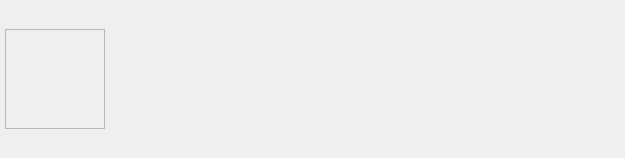
Above: ui/newsarticlewidget.ui from yani/keeperfx-launcher-qt before the change. Below: the same form after it.
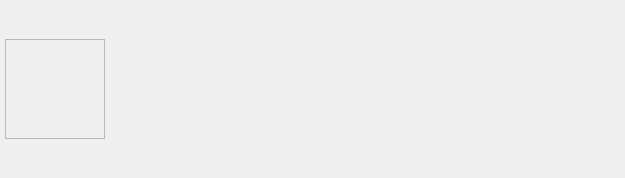
That is the form after the change.

Commit message: change news article excerpt size to improve linux rendering

```diff
--- a/ui/newsarticlewidget.ui
+++ b/ui/newsarticlewidget.ui
@@ -7,7 +7,7 @@
     <x>0</x>
     <y>0</y>
     <width>625</width>
-    <height>122</height>
+    <height>178</height>
    </rect>
   </property>
   <property name="windowTitle">
@@ -106,7 +106,13 @@
         <property name="minimumSize">
          <size>
           <width>0</width>
-          <height>90</height>
+          <height>47</height>
+         </size>
+        </property>
+        <property name="maximumSize">
+         <size>
+          <width>16777215</width>
+          <height>47</height>
          </size>
         </property>
         <property name="font">
```
Left out of the diff: 3 changed lines with no effect on the pictures.
